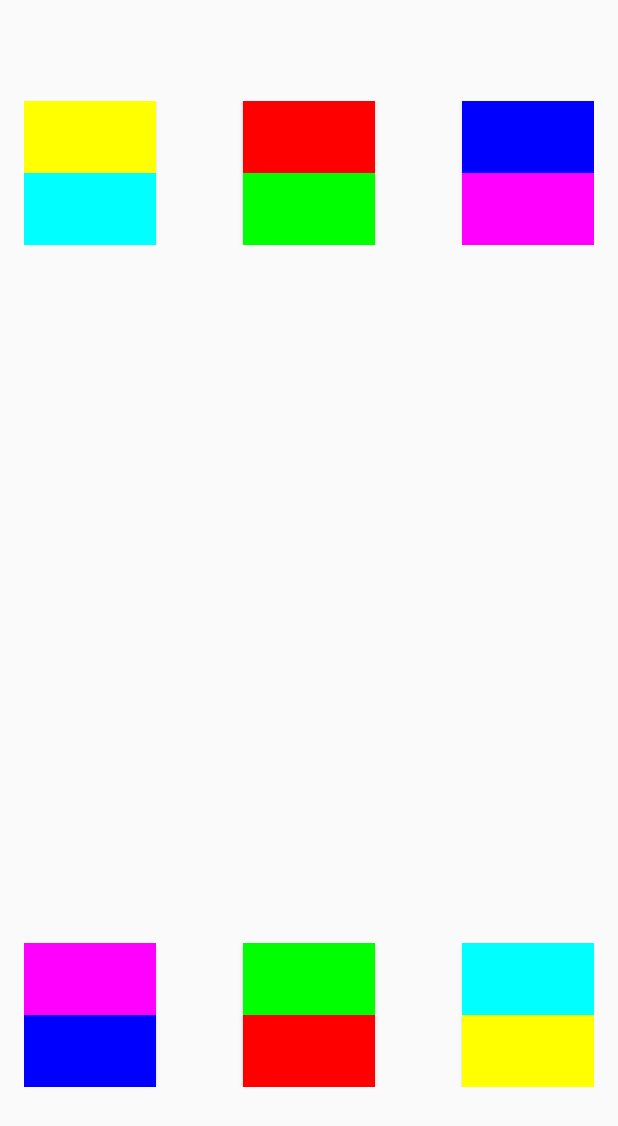
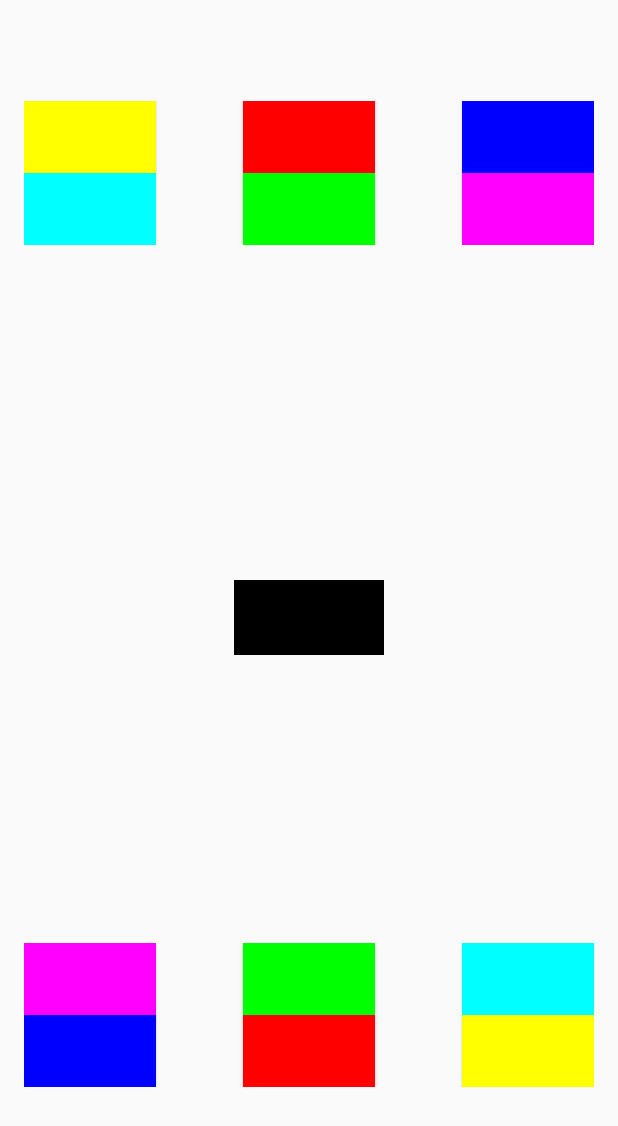
Before and after one commit to kmuralidharan91/two-sides, an Android app: the screen it shows after launch (MainActivity), on a phone screen of 412 x 824 dp. Shown: the top 1126 px of the screen. Run offline under Robolectric (Android 15) with nearby library versions, the phone set to English and light mode, and no system bars.

Commit message:
Made layout for Two side

```diff
--- a/app/src/main/res/layout/activity_main.xml
+++ b/app/src/main/res/layout/activity_main.xml
@@ -70,9 +70,21 @@
     </RelativeLayout>
 
     <RelativeLayout
+        android:layout_height="50dp"
+        android:id="@+id/centre_part"
+        android:layout_centerInParent="true"
+        android:layout_width="100dp">
+        <TextView
+            android:layout_height="match_parent"
+            android:layout_width="match_parent"
+            android:gravity="center"
+            android:background="#000000"
+            android:id="@+id/show_color"/>
+    </RelativeLayout>
+
+    <RelativeLayout
         android:layout_width="match_parent"
         android:layout_height="wrap_content"
-        android:layout_below="@+id/textView"
         android:layout_alignParentLeft="true"
         android:layout_alignParentStart="true"
         android:layout_marginTop="51dp"
```
